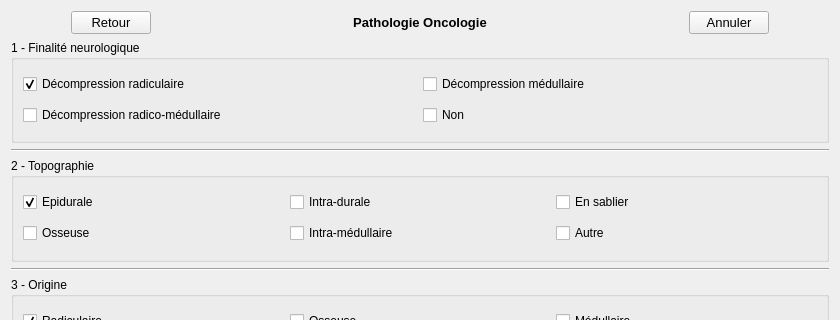
Old version of the form UITest/Pathologie_Oncologie.ui in the repository jeanlgb/MVP1; both pictures show x 0 to 840 and y 0 to 320 of the 840 by 893 pixel window.
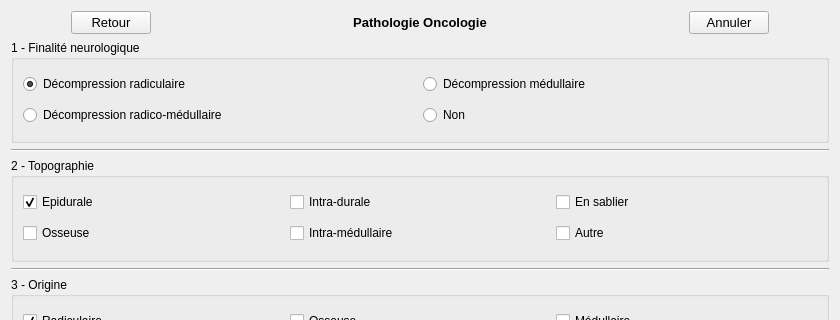
New version of the form.

Commit message: Interfaces (pathologie et niveaux) avec tous les boutons

Diff of the .ui file:
```diff
--- a/UITest/Pathologie_Oncologie.ui
+++ b/UITest/Pathologie_Oncologie.ui
@@ -63,39 +63,36 @@
      </property>
      <layout class="QGridLayout" name="gridLayout_2">
       <item row="0" column="0">
-       <widget class="QCheckBox" name="checkBox_radiculaire">
+       <widget class="QRadioButton" name="radioButton_radiculaire">
         <property name="text">
          <string>Décompression radiculaire</string>
         </property>
         <property name="checked">
          <bool>true</bool>
         </property>
-        <property name="tristate">
-         <bool>false</bool>
-        </property>
-       </widget>
-      </item>
-      <item row="0" column="1">
-       <widget class="QCheckBox" name="checkBox_medullaire">
-        <property name="text">
-         <string>Décompression médullaire</string>
-        </property>
        </widget>
       </item>
       <item row="1" column="0">
-       <widget class="QCheckBox" name="checkBox_radicoMedullaire">
+       <widget class="QRadioButton" name="radioButton_radicoMedullaire">
         <property name="text">
          <string>Décompression radico-médullaire</string>
         </property>
        </widget>
       </item>
       <item row="1" column="1">
-       <widget class="QCheckBox" name="checkBox_non">
+       <widget class="QRadioButton" name="radioButton_non">
         <property name="text">
          <string>Non</string>
         </property>
        </widget>
       </item>
+      <item row="0" column="1">
+       <widget class="QRadioButton" name="radioButton_medullaire">
+        <property name="text">
+         <string>Décompression médullaire</string>
+        </property>
+       </widget>
+      </item>
      </layout>
     </widget>
    </item>
```
The commit also changes 8 other files.
